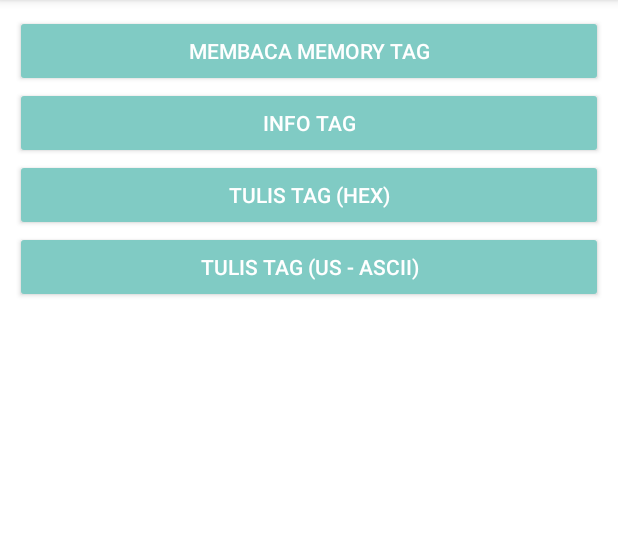
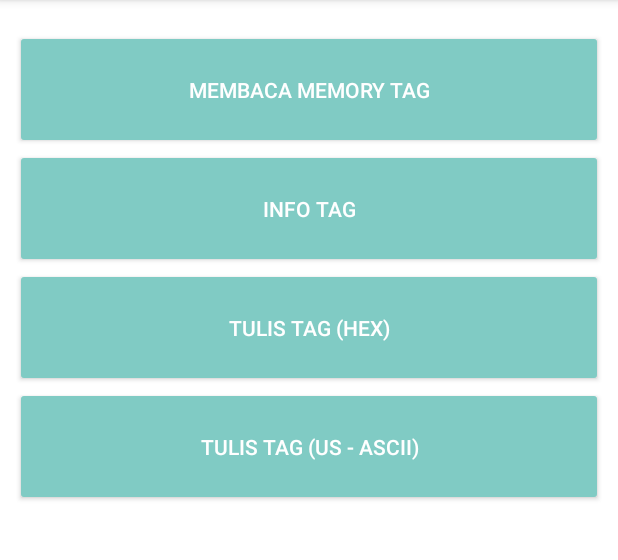
Before and after one commit to widysyaidan/ReaderNFC, an Android app: the layout activity_main_menu.xml on its own in the app's theme, with its tools: preview values and no code run, on a phone screen of 412 x 824 dp, the part 84-644 px from its top. Run offline under Robolectric (Android 15) with nearby library versions, the phone set to English and light mode, and no system bars.

Commit message:
Update Terbaru

```diff
--- a/app/src/main/res/layout/activity_main_menu.xml
+++ b/app/src/main/res/layout/activity_main_menu.xml
@@ -7,10 +7,12 @@
     android:background="@color/white"
     tools:context="Activities.MainMenu" >
 
+
         <LinearLayout
             android:id="@+id/linearLayoutMainMenu"
             android:layout_width="match_parent"
             android:layout_height="wrap_content"
+            android:layout_marginTop="10dp"
             android:orientation="vertical"
             android:paddingLeft="10dp"
             android:paddingRight="10dp"
@@ -19,7 +21,7 @@
             <LinearLayout
                 android:id="@+id/linearLayoutMainMenuRow1"
                 android:layout_width="match_parent"
-                android:layout_height="wrap_content" >
+                android:layout_height="wrap_content">
 
                 <Button
                     android:id="@+id/buttonMainReadTag"
@@ -28,6 +30,8 @@
                     android:layout_width="match_parent"
                     android:layout_height="match_parent"
                     android:layout_weight="0.5"
+                    android:paddingTop="30dp"
+                    android:paddingBottom="30dp"
                     android:onClick="onShowReadTag"
                     android:text="@string/action_read_tag" />
 
@@ -44,6 +48,8 @@
                     style="?android:attr/buttonStyleSmall"
                     android:layout_width="match_parent"
                     android:layout_height="match_parent"
+                    android:paddingTop="30dp"
+                    android:paddingBottom="30dp"
                     android:onClick="onShowInfoTag"
                     android:text="@string/action_info_tag"
                     android:layout_weight="0.5" />
@@ -59,11 +65,12 @@
                     style="?android:attr/buttonStyleSmall"
                     android:layout_width="match_parent"
                     android:layout_height="match_parent"
+                    android:paddingTop="30dp"
+                    android:paddingBottom="30dp"
                     android:layout_weight="0.5"
                     android:backgroundTint="@color/blue"
                     android:onClick="onShowWriteTag"
                     android:text="@string/action_write_tag" />
-
 
             </LinearLayout>
             <LinearLayout
@@ -73,6 +80,8 @@
                 <Button
                     android:layout_width="match_parent"
                     android:layout_height="match_parent"
+                    android:paddingTop="30dp"
+                    android:paddingBottom="30dp"
                     android:layout_weight="0.5"
                     android:backgroundTint="@color/blue"
                     android:onClick="onShowTulisTag"
```
